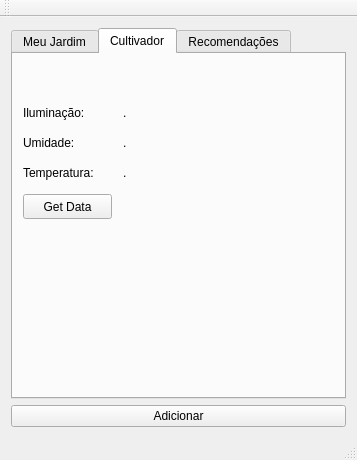
The window that IPlant/mainwindow.ui (duchometson/Modelagem_Software) describes before a commit, drawn with Qt 5.
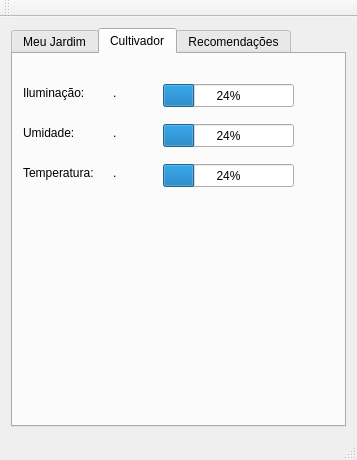
The same window after the commit. The open tabs and pages were chosen to show the change. Icons and pictures are not drawn.

Patch:
```diff
--- a/IPlant/mainwindow.ui
+++ b/IPlant/mainwindow.ui
@@ -95,6 +95,19 @@
          </property>
         </widget>
        </widget>
+       <widget class="QPushButton" name="pushButton">
+        <property name="geometry">
+         <rect>
+          <x>10</x>
+          <y>310</y>
+          <width>311</width>
+          <height>21</height>
+         </rect>
+        </property>
+        <property name="text">
+         <string>Adicionar</string>
+        </property>
+       </widget>
       </widget>
       <widget class="QWidget" name="tab_3">
        <attribute name="title">
@@ -104,7 +117,7 @@
         <property name="geometry">
          <rect>
           <x>10</x>
-          <y>50</y>
+          <y>30</y>
           <width>101</width>
           <height>17</height>
          </rect>
@@ -116,8 +129,8 @@
        <widget class="QLabel" name="iluminacaoLabel">
         <property name="geometry">
          <rect>
-          <x>110</x>
-          <y>50</y>
+          <x>100</x>
+          <y>30</y>
           <width>67</width>
           <height>17</height>
          </rect>
@@ -130,7 +143,7 @@
         <property name="geometry">
          <rect>
           <x>10</x>
-          <y>80</y>
+          <y>70</y>
           <width>101</width>
           <height>17</height>
          </rect>
@@ -142,8 +155,8 @@
        <widget class="QLabel" name="umidadeLabel">
         <property name="geometry">
          <rect>
-          <x>110</x>
-          <y>80</y>
+          <x>100</x>
+          <y>70</y>
           <width>67</width>
           <height>17</height>
          </rect>
@@ -168,7 +181,7 @@
        <widget class="QLabel" name="temperaturaLabel">
         <property name="geometry">
          <rect>
-          <x>110</x>
+          <x>100</x>
           <y>110</y>
           <width>67</width>
           <height>17</height>
@@ -178,17 +191,43 @@
          <string>.</string>
         </property>
        </widget>
-       <widget class="QPushButton" name="pushButton_2">
+       <widget class="QProgressBar" name="iluminacao_progressBar">
         <property name="geometry">
          <rect>
-          <x>10</x>
-          <y>140</y>
-          <width>89</width>
-          <height>25</height>
+          <x>150</x>
+          <y>30</y>
+          <width>131</width>
+          <height>23</height>
          </rect>
         </property>
-        <property name="text">
-         <string>Get Data</string>
+        <property name="value">
+         <number>24</number>
+        </property>
+       </widget>
+       <widget class="QProgressBar" name="umidade_progressBar">
+        <property name="geometry">
+         <rect>
+          <x>150</x>
+          <y>70</y>
+          <width>131</width>
+          <height>23</height>
+         </rect>
+        </property>
+        <property name="value">
+         <number>24</number>
+        </property>
+       </widget>
+       <widget class="QProgressBar" name="temperatura_progressBar">
+        <property name="geometry">
+         <rect>
+          <x>150</x>
+          <y>110</y>
+          <width>131</width>
+          <height>23</height>
+         </rect>
+        </property>
+        <property name="value">
+         <number>24</number>
         </property>
        </widget>
       </widget>
@@ -199,13 +238,6 @@
       </widget>
      </widget>
     </item>
-    <item row="1" column="1">
-     <widget class="QPushButton" name="pushButton">
-      <property name="text">
-       <string>Adicionar</string>
-      </property>
-     </widget>
-    </item>
    </layout>
   </widget>
   <widget class="QMenuBar" name="menuBar">
```
Left out of the diff: 4 changed lines with no effect on the pictures.
